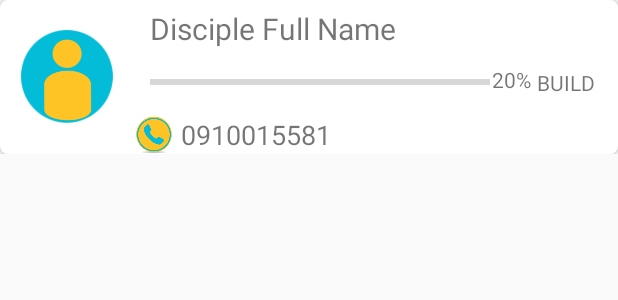
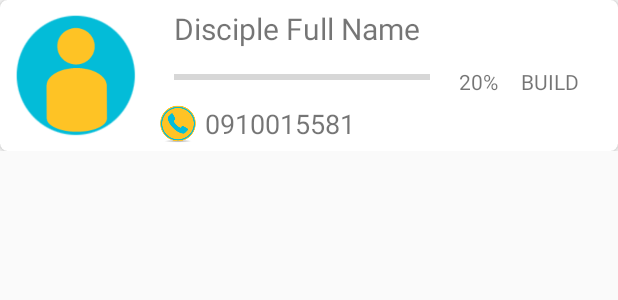
Before and after one commit to Emanuz/Deeplife-Android-, an Android app: the layout disciple_list_item.xml on its own in the app's theme, with its tools: preview values and no code run, on a phone screen of 412 x 824 dp. Shown: the top 300 px of the screen. Run offline under Robolectric (Android 15) with nearby library versions, the phone set to English and light mode, and no system bars.

Commit message:
layout width changes at disciple image

```diff
--- a/app/src/main/res/layout/disciple_list_item.xml
+++ b/app/src/main/res/layout/disciple_list_item.xml
@@ -19,7 +19,7 @@
         <FrameLayout
             android:layout_width="match_parent"
             android:layout_height="wrap_content"
-            android:layout_marginLeft="10dp"
+            android:layout_marginLeft="6dp"
             android:layout_marginRight="5dp"
             >
             <LinearLayout
@@ -27,12 +27,12 @@
                 android:layout_height="wrap_content"
                 android:orientation="horizontal">
                 <LinearLayout
-                    android:layout_width="wrap_content"
-                    android:layout_height="wrap_content"
+                    android:layout_width="90dp"
+                    android:layout_height="90dp"
                     android:layout_gravity="center_horizontal|center_vertical">
                     <FrameLayout
-                        android:layout_width="70dp"
-                        android:layout_height="70dp">
+                        android:layout_width="90dp"
+                        android:layout_height="90dp">
 
                         <ImageView
                             android:id="@+id/list_profile_pic"
@@ -98,7 +98,7 @@
                             android:layout_width="match_parent"
                             android:layout_height="wrap_content"
                             android:indeterminate="false"
-                            android:layout_marginRight="20dp"
+                            android:layout_marginRight="60dp"
                             android:max="100"
                             />
                         </LinearLayout>
@@ -109,19 +109,21 @@
                             >
                             <TextView
                                 android:id="@+id/disciple_progress_percent"
-                                android:layout_width="wrap_content"
+                                android:layout_width="35dp"
+                                android:layout_gravity="center_horizontal|center_vertical"
+                                android:gravity="center_horizontal|center_vertical"
                                 android:layout_marginTop="3dp"
                                 android:layout_height="wrap_content"
-                                android:layout_marginRight="4dp"
-                                android:layout_marginLeft="10dp"
+                                android:layout_marginLeft="8dp"
                                 android:text="20%"/>
                             <TextView
                                 android:id="@+id/disciple_build"
-                                android:layout_width="wrap_content"
+                                android:layout_width="70dp"
+                                android:layout_gravity="center_horizontal|center_vertical"
+                                android:gravity="center_horizontal|center_vertical"
                                 android:layout_height="wrap_content"
                                 android:paddingRight="10dp"
-                                android:layout_marginTop="5dp"
-                                android:layout_marginBottom="5dp"
+                                android:layout_marginTop="3dp"
                                 android:text="BUILD"/>
                         </LinearLayout>
                     </FrameLayout>
@@ -134,6 +136,7 @@
                             <LinearLayout
                                 android:layout_width="match_parent"
                                 android:layout_height="wrap_content"
+                                android:paddingBottom="5dp"
                                 >
                                 <ImageView
                                     android:layout_width="25dp"
```
Also changed, not shown: app/src/main/assets/databases/dictionery.sqlite (added).
